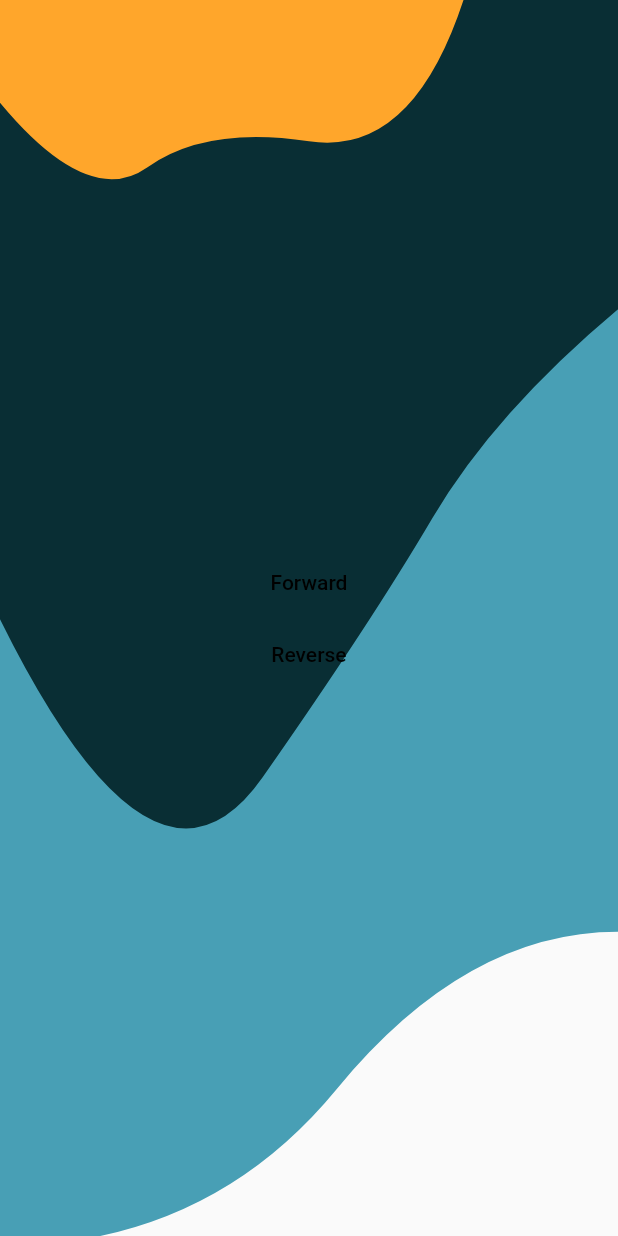
After one commit to RabiKumar14/GetX-Hub, a Flutter app: the PainterUI screen opened directly, after a tap on "Forward", on a phone screen of 412 x 824 dp. The commit adds this screen. Run offline on Flutter 3.47's test engine with Material 2 defaults, Android fonts, the phone set to English and light mode, and no system bars; our stand-ins replace device_preview, get, get_storage, responsive_builder, shared_preferences; accounts and stored records are empty.

Commit message:
Added Custom Painter UI

```diff
--- /dev/null
+++ b/lib/customPainterUI/customPainter.dart
@@ -0,0 +1,221 @@
+import 'dart:math';
+import 'dart:ui';
+
+import '../export.dart';
+
+class Palette {
+  static const Color darkBlue = Color(0xff092E34);
+  static const Color lightBlue = Color(0xff489FB5);
+  static const Color orange = Color(0xffFFA62B);
+  static const Color darkOrange = Color(0xffCC7700);
+}
+
+class BackgroundPainter extends CustomPainter {
+  BackgroundPainter(
+    Animation<double> animation,
+  )   : bluePaint = Paint()
+          ..color = Palette.lightBlue
+          ..style = PaintingStyle.fill,
+        greyPaint = Paint()
+          ..color = Palette.darkBlue
+          ..style = PaintingStyle.fill,
+        orangePaint = Paint()
+          ..color = Palette.orange
+          ..style = PaintingStyle.fill,
+        linePaint = Paint()
+          ..color = Colors.orange
+          ..style = PaintingStyle.stroke
+          ..strokeWidth = 4,
+        liquidAnim = CurvedAnimation(
+          curve: Curves.elasticOut,
+          reverseCurve: Curves.easeInBack,
+          parent: animation,
+        ),
+        orangeAnim = CurvedAnimation(
+          parent: animation,
+          curve: const Interval(
+            0,
+            0.7,
+            curve: Interval(0, 0.8, curve: SpringCurve()),
+          ),
+          reverseCurve: Curves.linear,
+        ),
+        greyAnim = CurvedAnimation(
+          parent: animation,
+          curve: const Interval(
+            0,
+            0.8,
+            curve: Interval(0, 0.9, curve: SpringCurve()),
+          ),
+          reverseCurve: Curves.easeInCirc,
+        ),
+        blueAnim = CurvedAnimation(
+          parent: animation,
+          curve: const SpringCurve(),
+          reverseCurve: Curves.easeInCirc,
+        ),
+        super(repaint: animation);
+
+  final Animation<double> liquidAnim;
+  final Animation<double> blueAnim;
+  final Animation<double> greyAnim;
+  final Animation<double> orangeAnim;
+
+  final Paint linePaint;
+  final Paint bluePaint;
+  final Paint greyPaint;
+  final Paint orangePaint;
+
+  void _addPointsToPath(Path path, List<Point> points) {
+    if (points.length < 3) {
+      throw UnsupportedError('Need three or more points to create a path.');
+    }
+
+    for (var i = 0; i < points.length - 2; i++) {
+      final xc = (points[i].x + points[i + 1].x) / 2;
+      final yc = (points[i].y + points[i + 1].y) / 2;
+      path.quadraticBezierTo(points[i].x, points[i].y, xc, yc);
+    }
+
+    // connect the last two points
+    path.quadraticBezierTo(
+        points[points.length - 2].x,
+        points[points.length - 2].y,
+        points[points.length - 1].x,
+        points[points.length - 1].y);
+  }
+
+  @override
+  void paint(Canvas canvas, Size size) {
+    paintBlue(size, canvas);
+
+    paintGrey(size, canvas);
+
+    paintOrange(size, canvas);
+  }
+
+  void paintBlue(Size size, Canvas canvas) {
+    final path = Path();
+    path.moveTo(size.width, size.height / 2);
+    path.lineTo(size.width, 0);
+    path.lineTo(0, 0);
+    path.lineTo(
+      0,
+      lerpDouble(0, size.height, blueAnim.value)!,
+    );
+    _addPointsToPath(path, [
+      Point(
+        lerpDouble(0, size.width / 3, blueAnim.value)!,
+        lerpDouble(0, size.height, blueAnim.value)!,
+      ),
+      Point(
+        lerpDouble(size.width / 2, size.width / 4 * 3, liquidAnim.value)!,
+        lerpDouble(size.height / 2, size.height / 4 * 3, liquidAnim.value)!,
+      ),
+      Point(
+        size.width,
+        lerpDouble(size.height / 2, size.height * 3 / 4, liquidAnim.value)!,
+      ),
+    ]);
+    canvas.drawPath(path, bluePaint);
+  }
+
+  void paintGrey(Size size, Canvas canvas) {
+    final path = Path();
+    path.moveTo(size.width, 300);
+    path.lineTo(size.width, 0);
+    path.lineTo(0, 0);
+    path.lineTo(
+      0,
+      lerpDouble(
+        size.height / 4,
+        size.height / 2,
+        greyAnim.value,
+      )!,
+    );
+    _addPointsToPath(
+      path,
+      [
+        Point(
+          size.width / 4,
+          lerpDouble(size.height / 2, size.height * 3 / 4, liquidAnim.value)!,
+        ),
+        Point(
+          size.width * 3 / 5,
+          lerpDouble(size.height / 4, size.height / 2, liquidAnim.value)!,
+        ),
+        Point(
+          size.width * 4 / 5,
+          lerpDouble(size.height / 6, size.height / 3, greyAnim.value)!,
+        ),
+        Point(
+          size.width,
+          lerpDouble(size.height / 5, size.height / 4, greyAnim.value)!,
+        ),
+      ],
+    );
+
+    canvas.drawPath(path, greyPaint);
+  }
+
+  void paintOrange(Size size, Canvas canvas) {
+    if (orangeAnim.value > 0) {
+      final path = Path();
+
+      path.moveTo(size.width * 3 / 4, 0);
+      path.lineTo(0, 0);
+      path.lineTo(
+        0,
+        lerpDouble(0, size.height / 12, orangeAnim.value)!,
+      );
+
+      _addPointsToPath(path, [
+        Point(
+          size.width / 7,
+          lerpDouble(0, size.height / 6, liquidAnim.value)!,
+        ),
+        Point(
+          size.width / 3,
+          lerpDouble(0, size.height / 10, liquidAnim.value)!,
+        ),
+        Point(
+          size.width / 3 * 2,
+          lerpDouble(0, size.height / 8, liquidAnim.value)!,
+        ),
+        Point(
+          size.width * 3 / 4,
+          0,
+        ),
+      ]);
+
+      canvas.drawPath(path, orangePaint);
+    }
+  }
+
+  @override
+  bool shouldRepaint(CustomPainter oldDelegate) {
+    return true;
+  }
+}
+
+class Point {
+  final double x;
+  final double y;
+
+  Point(this.x, this.y);
+}
+
+/// Custom curve to give gooey spring effect
+class SpringCurve extends Curve {
+  const SpringCurve({
+    this.a = 0.15,
+    this.w = 19.4,
+  });
+  final double a;
+  final double w;
+
+  @override
+  double transformInternal(double t) {
+    return (-(pow(e, -t / a) * cos(t * w)) + 1).toDouble();
+  }
+}
--- /dev/null
+++ b/lib/customPainterUI/painterUI.dart
@@ -0,0 +1,77 @@
+import 'package:code_hub/customPainterUI/customPainter.dart';
+import 'package:code_hub/home.dart';
+
+import '../export.dart';
+
+var customPainter = HomeItem(
+    title: 'Custom Painter UI',
+    subtitle: 'Sign In Page with custom painted background',
+    action: () {
+      Get.to(PainterUI());
+    });
+
+class PainterUI extends StatefulWidget {
+  const PainterUI({Key? key}) : super(key: key);
+
+  @override
+  _PainterUIState createState() => _PainterUIState();
+}
+
+class _PainterUIState extends State<PainterUI>
+    with SingleTickerProviderStateMixin {
+  late AnimationController _controller;
+
+  @override
+  void initState() {
+    _controller =
+        AnimationController(vsync: this, duration: Duration(seconds: 2));
+    super.initState();
+  }
+
+  @override
+  void dispose() {
+    _controller.dispose();
+    super.dispose();
+  }
+
+  @override
+  Widget build(BuildContext context) {
+    return Scaffold(
+      // appBar: AppBar(),
+      body: Stack(
+        children: [
+          SizedBox.expand(
+            child: CustomPaint(
+              painter: BackgroundPainter(_controller.view),
+            ),
+          ),
+          Center(
+            child: Column(
+              mainAxisAlignment: MainAxisAlignment.center,
+              children: [
+                TextButton(
+                  onPressed: () {
+                    _controller.forward();
+                  },
+                  child: Text(
+                    'Forward',
+                    style: TextStyle(color: Colors.black),
+                  ),
+                ),
+                TextButton(
+                  onPressed: () {
+                    _controller.reverse();
+                  },
+                  child: Text(
+                    'Reverse',
+                    style: TextStyle(color: Colors.black),
+                  ),
+                ),
+              ],
+            ),
+          )
+        ],
+      ),
+    );
+  }
+}
--- a/lib/home.dart
+++ b/lib/home.dart
@@ -1,4 +1,6 @@
+import 'package:code_hub/customPainterUI/painterUI.dart';
 import 'package:code_hub/export.dart';
+import 'package:code_hub/firebaseAuthWithGetX/loginFirebase.dart';
 import 'package:code_hub/getxBinding/binding.dart';
 import 'package:code_hub/getxBottomSheet/bottomSheet.dart';
 import 'package:code_hub/getxDependancyInjection/dependancyInjection.dart';
@@ -44,6 +46,8 @@ List<HomeItem> homeList = [
   binding,
   storageAndEmailValidation,
   getviewPage,
+  customPainter,
+  // todoApp
 ];
 
 ///[HomePage] Main page of the app
--- a/pubspec.yaml
+++ b/pubspec.yaml
@@ -14,6 +14,7 @@ dependencies:
 
 # Standard packages required for projects
   get: ^4.2.4
+
 
   responsive_builder: ^0.4.1
   device_preview: ^0.7.4
```
Also changed, not shown: lib/firebaseAuthWithGetX/authController.dart (added, +19 -0 lines), lib/firebaseAuthWithGetX/loginFirebase.dart (added, +53 -0 lines), lib/firebaseAuthWithGetX/signupFirebase.dart (added, +36 -0 lines).
